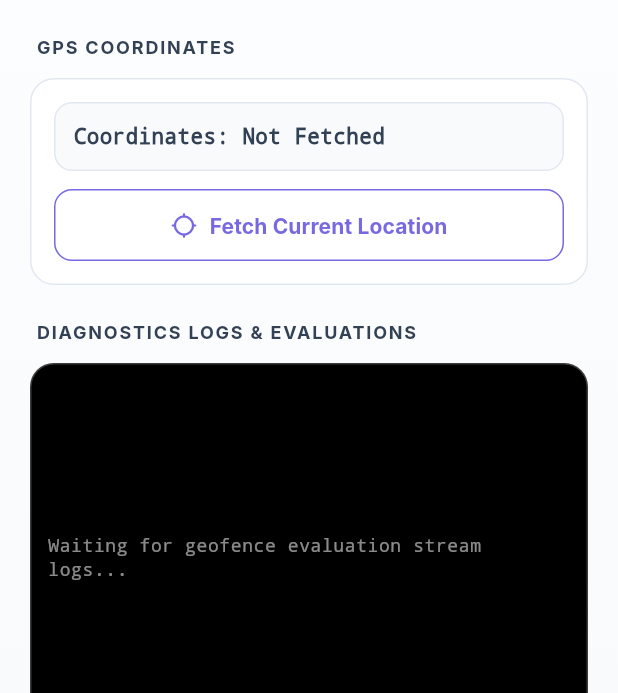
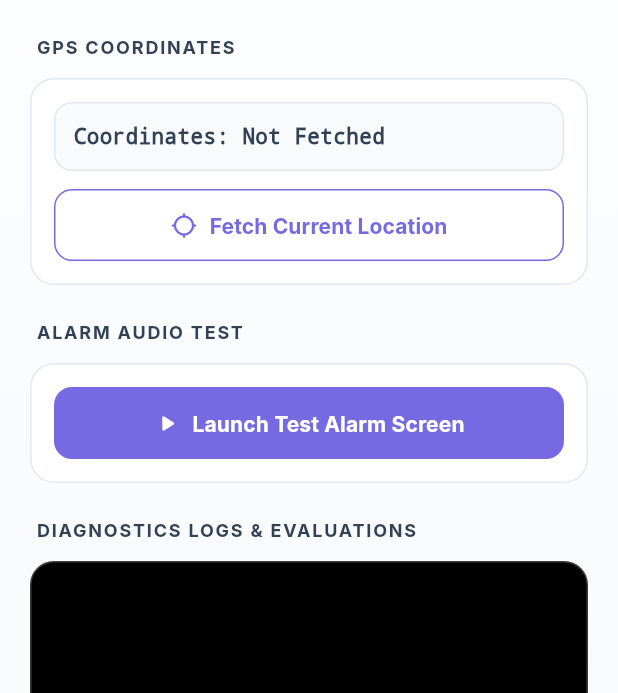
Before and after one commit to pavan-marthala/location_reminder, a Flutter app: the _SettingsPageView screen opened directly, after a tap on "Play Test Alarm", after a tap on "Developer Tools", on a phone screen of 412 x 824 dp, the part 543-1236 px from its top. Run offline on Flutter 3.47's test engine with Material 3 defaults, Android fonts, the phone set to English and light mode, and no system bars; our stand-ins replace audioplayers, delightful_toast, dio, drift, flutter_bloc, flutter_dotenv and 7 more; missing offline and left inert: flutter_background_service, mapbox_maps_flutter; accounts and stored records are empty; generated files the repository leaves out were written again; Roboto replaces fonts that are missing (Inter).

Commit message:
feat(alarm-service): update playAlarm method to accept custom alarm tone path

```diff
--- a/lib/core/services/alarm_service.dart
+++ b/lib/core/services/alarm_service.dart
@@ -5,7 +5,7 @@ import 'package:reminders/core/services/settings_service.dart';
 
 abstract class AlarmService {
   Future<void> init();
-  Future<void> playAlarm();
+  Future<void> playAlarm([String? customPath]);
   Future<void> stopAlarm();
   bool get isPlaying;
 }
@@ -47,12 +47,13 @@ class AlarmServiceImpl implements AlarmService {
   }
 
   @override
-  Future<void> playAlarm() async {
+  Future<void> playAlarm([String? customPath]) async {
     if (_isPlaying) return;
 
-    final assetPath = _settingsService.getSelectedAlarmTonePath();
+    final assetPath = customPath ?? _settingsService.getSelectedAlarmTonePath();
+    final cleanPath = assetPath.startsWith('assets/') ? assetPath.substring(7) : assetPath;
     await _audioPlayer.setReleaseMode(ReleaseMode.loop);
-    await _audioPlayer.play(AssetSource(assetPath));
+    await _audioPlayer.play(AssetSource(cleanPath));
     _isPlaying = true;
   }
 
--- a/lib/features/settings/presentation/pages/developer_tools_page.dart
+++ b/lib/features/settings/presentation/pages/developer_tools_page.dart
@@ -1,8 +1,10 @@
 import 'dart:async';
 import 'package:flutter/material.dart';
 import 'package:flutter_bloc/flutter_bloc.dart';
+import 'package:go_router/go_router.dart';
 import 'package:reminders/core/di/injection.dart';
 import 'package:reminders/core/theme/app_theme.dart';
+import 'package:reminders/core/routes/app_routes.dart';
 import 'package:reminders/core/services/background_service.dart';
 import 'package:reminders/features/infrastructure_validation/presentation/bloc/validation_bloc.dart';
 import 'package:reminders/features/infrastructure_validation/presentation/bloc/validation_event.dart';
@@ -203,6 +205,36 @@ class _DeveloperToolsPageViewState extends State<_DeveloperToolsPageView> {
                   ),
                   const SizedBox(height: 20),
 
+                  // Section: Alarm Audio Test
+                  _buildSectionHeader(context, 'Alarm Audio Test'),
+                  Card(
+                    child: Padding(
+                      padding: const EdgeInsets.all(16.0),
+                      child: Column(
+                        crossAxisAlignment: CrossAxisAlignment.stretch,
+                        children: [
+                          ElevatedButton.icon(
+                            icon: const Icon(Icons.play_arrow_rounded),
+                            label: const Text('Launch Test Alarm Screen'),
+                            onPressed: () {
+                              context.push(AppRoutes.alarm, extra: {
+                                'id': 0,
+                                'title': 'Test Alarm Sound',
+                              });
+                            },
+                            style: ElevatedButton.styleFrom(
+                              backgroundColor: colors.primary,
+                              foregroundColor: Colors.white,
+                              padding: const EdgeInsets.symmetric(vertical: 14),
+                              shape: RoundedRectangleBorder(borderRadius: BorderRadius.circular(12)),
+                            ),
+                          ),
+                        ],
+                      ),
+                    ),
+                  ),
+                  const SizedBox(height: 20),
+
                   // Section 3: Monitoring & Geofence Logs Terminal
                   _buildSectionHeader(context, 'Diagnostics Logs & Evaluations'),
                   Card(
```
Also changed, not shown: lib/features/reminders/presentation/pages/alarm_page.dart (+9 -0 lines), 1 other file.
